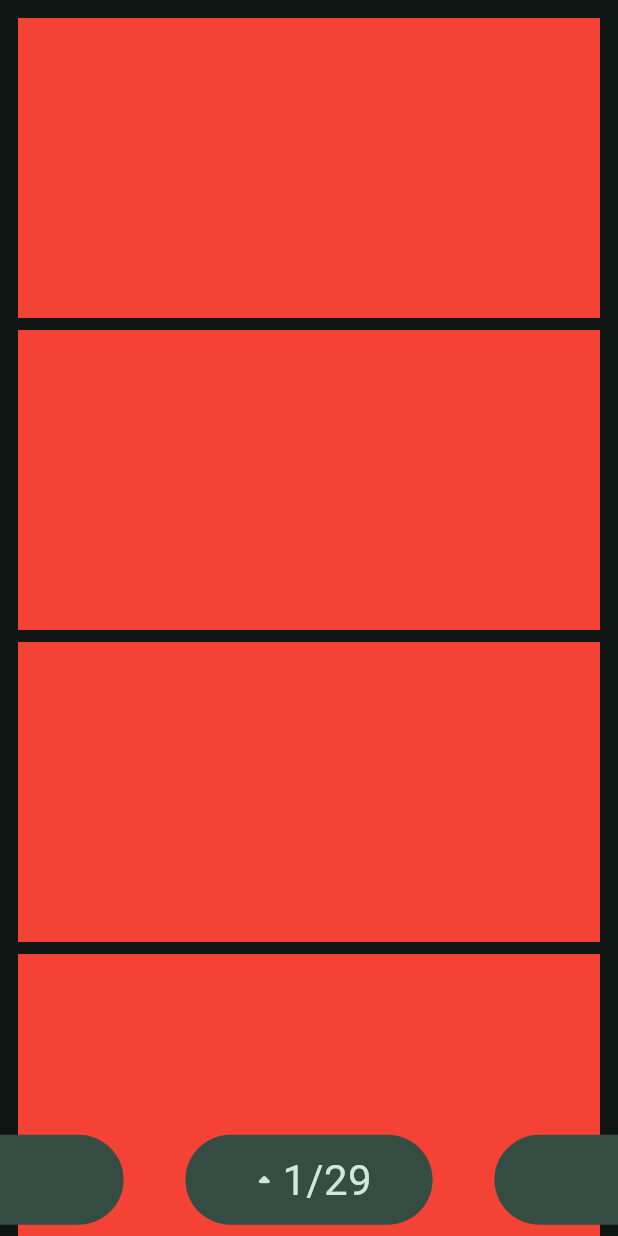
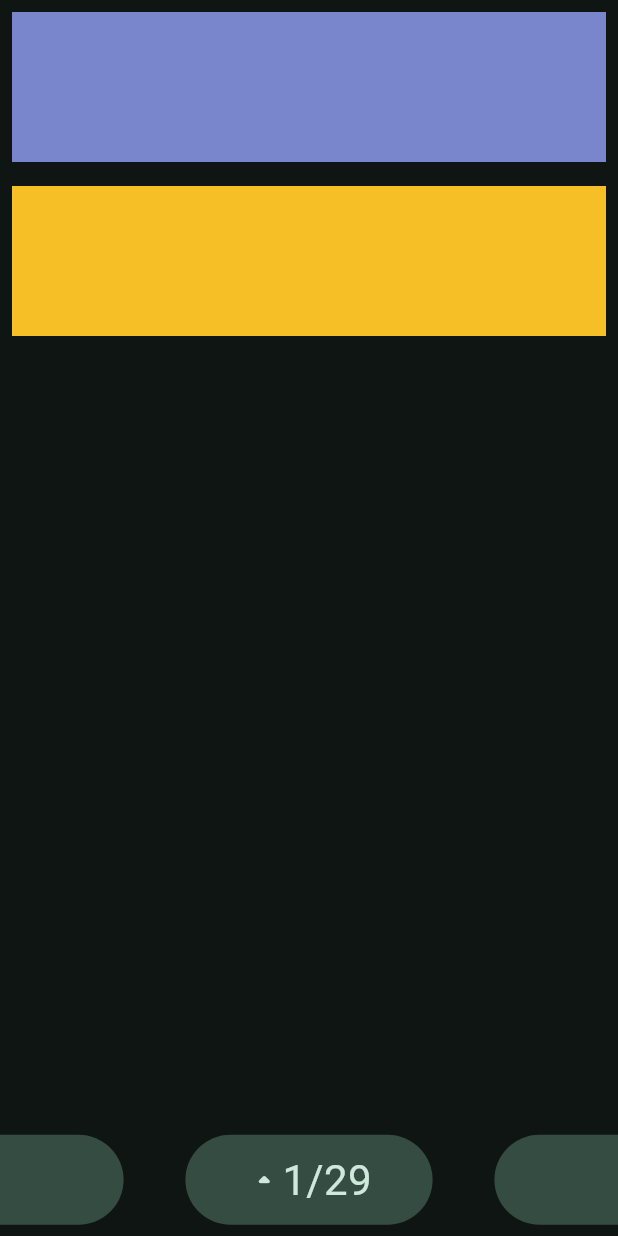
Before and after one commit to Chikati0407/task_elixir, a Flutter app: the screen it shows after launch, on a phone screen of 412 x 824 dp. Run offline on Flutter 3.47's test engine with Material 3 defaults, Android fonts, the phone set to English and light mode, and no system bars; our stand-ins replace flutter_riverpod, freezed_annotation, go_router.

Commit message:
eventクラスをeventBlockに適応

```diff
--- a/lib/classes/event.dart
+++ b/lib/classes/event.dart
@@ -23,20 +23,24 @@ class Event with _$Event {
   => _$EventFromJson(json);
 }
 
-/* TODO 色対応をしておく
-0 カレンダーの色
-1 ラベンダー  #7986CB rgb(121, 134, 203)
-2 セージ     #33B679 rgb(51, 182, 121)
-3 ブドウ     #8E24AA rgb(142, 36, 170)
-4 フラミンゴ  #E67C73 rgb(230, 124, 115)
-5 バナナ     #F6BF26 rgb(246, 191, 38)
-6 ミカン     #F4511E rgb(244, 81, 30)
-7 ピーコック  #039BE5 rgb(3, 155, 229)
-8 グラファイト #616161 rgb(97, 97, 97)
-9 ブルーベリー #3F51B5 rgb(63, 81, 181)
-10 バジル     #0B8043 rgb(11, 128, 67)
-11 トマト     #D50000 rgb(213, 0, 0)
-*/
+pickEventColor(String colorId) {
+  const Map<String, int> color_map = {
+    "undefined": 0xFF000000, // 色指定なし
+    "1": 0xFF7986CB,         // ラベンダー
+    "2": 0xFF33B679,         // セージ
+    "3": 0xFF8E24AA,         // ブドウ
+    "4": 0xFFE67C73,         // フラミンゴ
+    "5": 0xFFF6BF26,         // バナナ
+    "6": 0xFFF4511E,         // ミカン
+    "7": 0xFF039BE5,         // ピーコック
+    "8": 0xFF616161,         // グラファイト
+    "9": 0xFF3F51B5,         // ブルーベリー
+    "10": 0xFF0B8043,        // バジル
+    "11": 0xFFD50000,        // トマト
+  };
+
+  return color_map[colorId];
+}
 
 
 // @freezed
--- a/lib/pages/home_widgets/home_mainlist.dart
+++ b/lib/pages/home_widgets/home_mainlist.dart
@@ -1,20 +1,38 @@
 import 'package:flutter/material.dart';
 import 'package:flutter_riverpod/flutter_riverpod.dart';
+import 'package:task_elixir/state/appstate.dart';
+import 'package:task_elixir/widgets/event_block.dart';
 
 class HomeMainlist extends ConsumerWidget {
   const HomeMainlist({super.key});
 
   @override
   Widget build(BuildContext context, WidgetRef ref) {
-    return ListView.builder(
-      itemCount: 10,
-      padding: EdgeInsets.all(8),
-      itemBuilder: (context, index){
-        return Container(
-          margin: EdgeInsets.all(4),
-          height: 200,
-          color: Colors.red,
+
+    final eventList = ref.watch(eventsProvider);
+
+    return eventList.when(
+      data: (events){
+        return ListView.separated(
+          separatorBuilder: (context, index){
+            return SizedBox(
+              height: 16,
+            );
+          },
+          itemCount: events.length,
+          padding: EdgeInsets.all(8),
+          itemBuilder: (context, index){
+            return EventBlock(
+              event: events[index],
+            );
+          },
         );
+      },
+      error: (object, stacktrace){
+        return Container();
+      },
+      loading: (){
+        return Container();
       },
     );
   }
--- a/lib/widgets/event_block.dart
+++ b/lib/widgets/event_block.dart
@@ -0,0 +1,27 @@
+import 'package:flutter/material.dart';
+import 'package:flutter_riverpod/flutter_riverpod.dart';
+import 'package:task_elixir/classes/event.dart';
+
+class EventBlock extends ConsumerStatefulWidget {
+  const EventBlock({super.key, required this.event});
+
+  final Event event;
+
+  @override
+  ConsumerState createState() => _EventBlockState(event: event);
+}
+
+class _EventBlockState extends ConsumerState<EventBlock> {
+  _EventBlockState({required this.event});
+
+  final Event event;
+
+  @override
+  Widget build(BuildContext context) {
+    return AnimatedContainer(
+      duration: Duration(milliseconds: 500),
+      height: 100,
+      color: Color(pickEventColor(event.ColorId)),
+    );
+  }
+}
```
